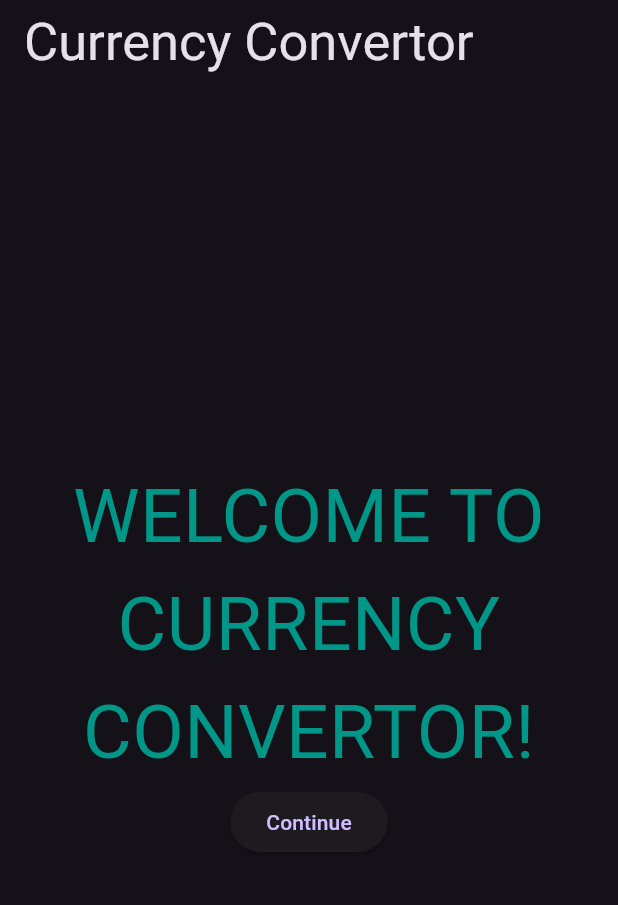
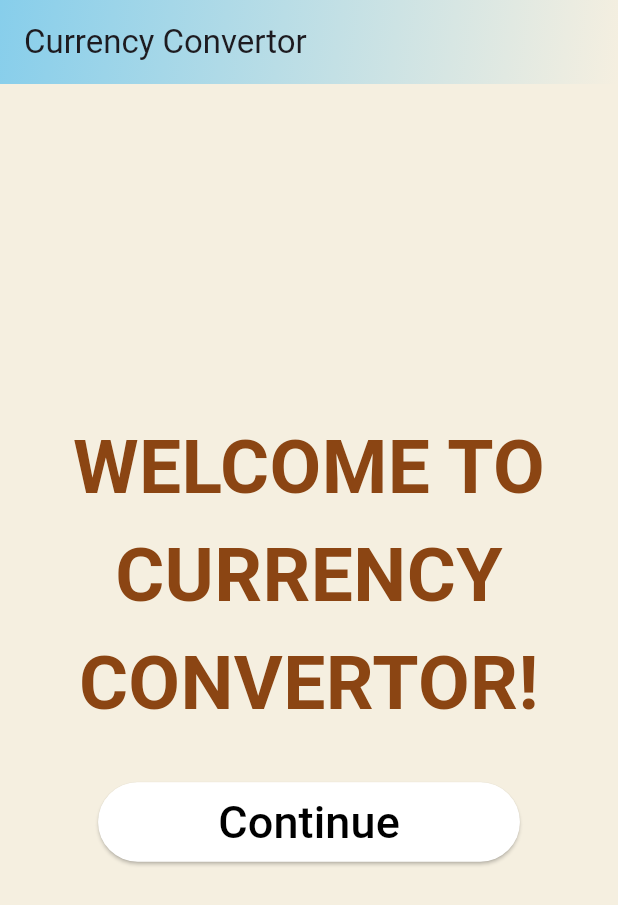
Before and after one commit to PranavSoneji-07/Currency-Converter, a Flutter app: the screen it shows after launch, after a tap on "Continue", on a phone screen of 412 x 824 dp. Shown: the top 905 px of the screen. Run offline on Flutter 3.47's test engine with Material 3 defaults, Android fonts, the phone set to English and light mode, and no system bars.

Commit message:
Update home_page.dart

```diff
--- a/lib/home_page.dart
+++ b/lib/home_page.dart
@@ -1,3 +1,4 @@
+import 'package:currency/io.dart';
 import 'package:flutter/material.dart';
 import 'package:currency/convertor.dart';
 
@@ -8,11 +9,20 @@ class HomeUI extends StatelessWidget {
   @override
   Widget build(BuildContext context) {
     return MaterialApp(
-      theme: ThemeData.dark(),
+      title: "Hello",
+      theme: ThemeData(scaffoldBackgroundColor: const Color.fromRGBO(245, 239, 224, 1),
+      ),
       debugShowCheckedModeBanner: false,
       home: Scaffold(
-        appBar: AppBar(title: Text("Currency Convertor", textAlign: TextAlign.center,
-          style: TextStyle(fontSize: 35),
+        appBar: AppBar(  title: Text('Currency Convertor'),
+          flexibleSpace: Container(
+            decoration: BoxDecoration(
+              gradient: LinearGradient(
+                colors: [Color.fromRGBO(135, 206, 235, 1), Color.fromRGBO(245, 239, 224, 1)], // Gradient colors
+                begin: Alignment.topLeft,
+                end: Alignment.bottomRight,
+              ),
+            ),
           ),
         ),
       body:
@@ -20,12 +30,19 @@ class HomeUI extends StatelessWidget {
           child:Column(
             mainAxisAlignment: MainAxisAlignment.center,
             children: [
-              Text("WELCOME TO CURRENCY CONVERTOR!", textAlign: TextAlign.center, style: TextStyle(fontSize: 50, color: Colors.teal),),
-              ElevatedButton(onPressed: (){
-                Navigator.push(context, MaterialPageRoute(builder: (context) => Convertor()),
-                );
-                },
-                child: Text("Continue"),
+              Text("WELCOME TO CURRENCY CONVERTOR!", textAlign: TextAlign.center, style: TextStyle(fontSize: 50, color: Color.fromRGBO(139, 69, 19, 1), fontWeight: FontWeight.bold),),
+              Container(
+                padding: EdgeInsets.all(20),
+                margin: EdgeInsets.all(10),
+                child: ElevatedButton(onPressed: (){
+                  Navigator.push(context, MaterialPageRoute(builder: (context)=> Hello()));
+                  },
+                  style: ElevatedButton.styleFrom(
+                    backgroundColor: Colors.white,
+                    padding: EdgeInsets.only(left:80, right: 80, top: 5, bottom: 5),
+                  ),
+                  child: Text("Continue", style: TextStyle(color: Colors.black, fontSize: 30)),
+                ),
               ),
             ],
           ),
```
